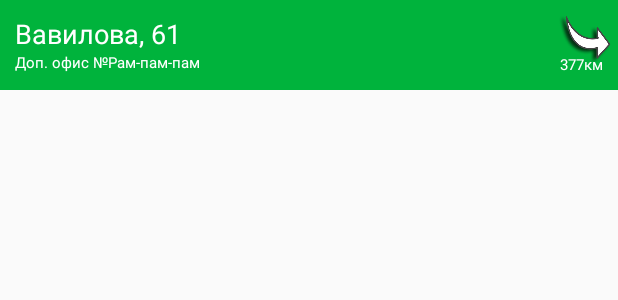
After one commit to AlexOrel/Android_2017, an Android app: the layout detail_info.xml on its own in the app's theme, with its tools: preview values and no code run, on a phone screen of 412 x 824 dp. The commit adds this screen. Shown: the top 300 px of the screen. Run offline under Robolectric (Android 15) with nearby library versions, the phone set to English and light mode, and no system bars.

Commit message:
Добавлен layout с детальной информацией (пока без рабочего времени)

```diff
--- /dev/null
+++ b/app/src/main/res/layout/detail_info.xml
@@ -0,0 +1,49 @@
+<?xml version="1.0" encoding="utf-8"?>
+<RelativeLayout xmlns:android="http://schemas.android.com/apk/res/android"
+    android:layout_width="match_parent" android:layout_height="60dp">
+
+
+    <View
+        android:layout_width="match_parent"
+        android:layout_height="match_parent"
+        android:layout_weight="1000"
+        android:background="@color/greenSber"/>
+
+    <ImageView
+        android:layout_height="50dp"
+        android:layout_width="40dp"
+        android:src="@drawable/arrow"
+        android:clickable="true"
+        android:layout_alignParentRight="true"
+        />
+    <TextView
+        android:id="@+id/editTextDistance"
+        android:layout_width="wrap_content"
+        android:layout_height="wrap_content"
+        android:textSize="10sp"
+        android:layout_alignParentRight="true"
+        android:layout_alignParentBottom="true"
+        android:layout_margin="10dp"
+        android:textColor="@android:color/white"
+        android:text="@string/additionalOfficeDistanceTo"/>
+
+    <TextView
+        android:id="@+id/editTextRelative1"
+        android:layout_width="wrap_content"
+        android:layout_height="wrap_content"
+        android:textSize="18sp"
+        android:layout_margin="10dp"
+        android:textColor="@android:color/white"
+        android:text="@string/additionalOfficeLocation"/>
+    <TextView
+        android:id="@+id/editText2"
+        android:layout_width="wrap_content"
+        android:layout_height="wrap_content"
+        android:text="@string/additionalOfficeName"
+        android:layout_below="@id/editTextRelative1"
+        android:layout_marginLeft="10dp"
+        android:textColor="@android:color/white"
+        android:layout_marginTop="-10dp"
+
+        android:textSize="10sp" />
+</RelativeLayout>
--- a/app/src/main/res/values/colors.xml
+++ b/app/src/main/res/values/colors.xml
@@ -3,4 +3,5 @@
     <color name="colorPrimary">#3F51B5</color>
     <color name="colorPrimaryDark">#303F9F</color>
     <color name="colorAccent">#FF4081</color>
+    <color name="greenSber">#00b33c</color>
 </resources>
```
Also changed, not shown: app/src/main/res/layout/week_days.xml (added, +49 -0 lines), app/src/main/res/drawable/arrow.png (added).
